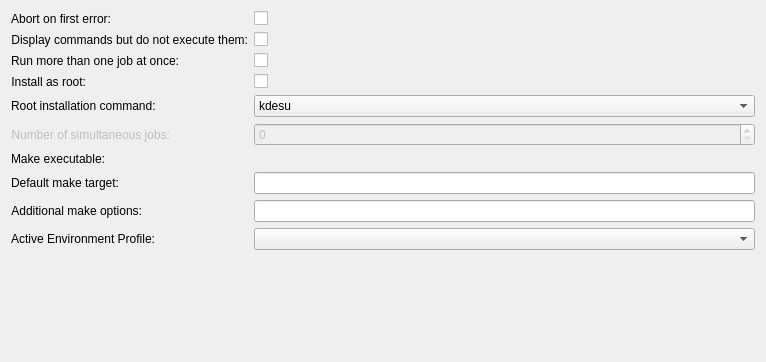
KDE/kdevelop, file projectbuilders/makebuilder/makeconfig.ui: the form before one commit.
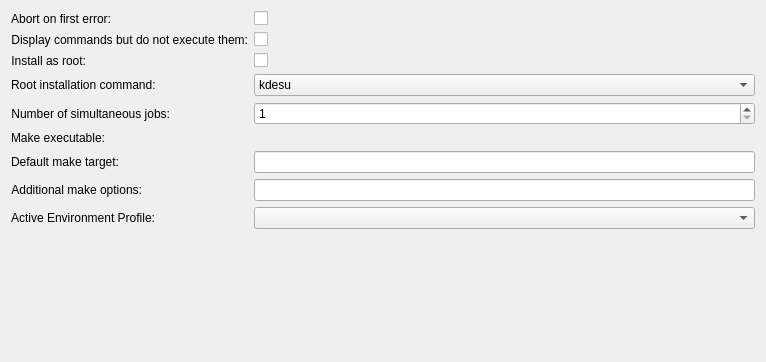
The form after the commit. Custom widgets are drawn as their Qt base class.

Commit message: Let the user decide how many processes have to be run at the same time with the spinbox. There's no reason for having a checkbox when we can have the spinbox on 1 for the same semantic.

Patch:
```diff
--- a/projectbuilders/makebuilder/makeconfig.ui
+++ b/projectbuilders/makebuilder/makeconfig.ui
@@ -49,23 +49,6 @@
     </widget>
    </item>
    <item row="2" column="0">
-    <widget class="QLabel" name="label_3">
-     <property name="text">
-      <string>Run more than one job at once:</string>
-     </property>
-     <property name="alignment">
-      <set>Qt::AlignRight|Qt::AlignTrailing|Qt::AlignVCenter</set>
-     </property>
-    </widget>
-   </item>
-   <item row="2" column="1">
-    <widget class="QCheckBox" name="kcfg_runMoreThanOneJob">
-     <property name="text">
-      <string/>
-     </property>
-    </widget>
-   </item>
-   <item row="3" column="0">
     <widget class="QLabel" name="label_31">
      <property name="text">
       <string>Install as root:</string>
@@ -75,18 +58,36 @@
      </property>
     </widget>
    </item>
-   <item row="3" column="1">
+   <item row="2" column="1">
     <widget class="QCheckBox" name="kcfg_installAsRoot">
      <property name="text">
       <string/>
      </property>
     </widget>
    </item>
-   <item row="5" column="0">
+   <item row="3" column="0">
+    <widget class="QLabel" name="rootinstallationcommandLabel">
+     <property name="text">
+      <string>Root installation command:</string>
+     </property>
+    </widget>
+   </item>
+   <item row="3" column="1">
+    <widget class="KComboBox" name="kcfg_suCommand">
+     <item>
+      <property name="text">
+       <string>kdesu</string>
+      </property>
+     </item>
+     <item>
+      <property name="text">
+       <string>kdesudo</string>
+      </property>
+     </item>
+    </widget>
+   </item>
+   <item row="4" column="0">
     <widget class="QLabel" name="label">
-     <property name="enabled">
-      <bool>false</bool>
-     </property>
      <property name="text">
       <string>Number of simultaneous jobs:</string>
      </property>
@@ -95,14 +96,14 @@
      </property>
     </widget>
    </item>
-   <item row="5" column="1">
+   <item row="4" column="1">
     <widget class="QSpinBox" name="kcfg_numberOfJobs">
-     <property name="enabled">
-      <bool>false</bool>
+     <property name="minimum">
+      <number>1</number>
      </property>
     </widget>
    </item>
-   <item row="6" column="0">
+   <item row="5" column="0">
     <widget class="QLabel" name="label_4">
      <property name="text">
       <string>Make executable:</string>
@@ -112,7 +113,7 @@
      </property>
     </widget>
    </item>
-   <item row="6" column="1">
+   <item row="5" column="1">
     <widget class="KUrlRequester" name="makeBinary">
      <property name="sizePolicy">
       <sizepolicy hsizetype="Preferred" vsizetype="Fixed">
@@ -122,7 +123,7 @@
      </property>
     </widget>
    </item>
-   <item row="7" column="0">
+   <item row="6" column="0">
     <widget class="QLabel" name="label_6">
      <property name="text">
       <string>Default make target:</string>
@@ -132,14 +133,14 @@
      </property>
     </widget>
    </item>
-   <item row="7" column="1">
+   <item row="6" column="1">
     <widget class="KLineEdit" name="kcfg_defaultTarget">
      <property name="showClearButton" stdset="0">
       <bool>true</bool>
      </property>
     </widget>
    </item>
-   <item row="8" column="0">
+   <item row="7" column="0">
     <widget class="QLabel" name="label_5">
      <property name="text">
       <string>Additional make options:</string>
@@ -149,14 +150,14 @@
      </property>
     </widget>
    </item>
-   <item row="8" column="1">
+   <item row="7" column="1">
     <widget class="KLineEdit" name="kcfg_additionalOptions">
      <property name="showClearButton" stdset="0">
       <bool>true</bool>
      </property>
     </widget>
    </item>
-   <item row="9" column="0">
+   <item row="8" column="0">
     <widget class="QLabel" name="label_2">
      <property name="text">
       <string>Active Environment Profile:</string>
@@ -166,7 +167,7 @@
      </property>
     </widget>
    </item>
-   <item row="9" column="1">
+   <item row="8" column="1">
     <widget class="KDevelop::EnvironmentSelectionWidget" name="kcfg_environmentProfile">
      <property name="sizePolicy">
       <sizepolicy hsizetype="Expanding" vsizetype="Fixed">
@@ -185,45 +186,24 @@
      </property>
     </widget>
    </item>
-   <item row="4" column="0">
-    <widget class="QLabel" name="rootinstallationcommandLabel">
-     <property name="text">
-      <string>Root installation command:</string>
-     </property>
-    </widget>
-   </item>
-   <item row="4" column="1">
-    <widget class="KComboBox" name="kcfg_suCommand">
-     <item>
-      <property name="text">
-       <string>kdesu</string>
-      </property>
-     </item>
-     <item>
-      <property name="text">
-       <string>kdesudo</string>
-      </property>
-     </item>
-    </widget>
-   </item>
   </layout>
  </widget>
  <customwidgets>
-  <customwidget>
-   <class>KComboBox</class>
-   <extends>QComboBox</extends>
-   <header>kcombobox.h</header>
-  </customwidget>
-  <customwidget>
-   <class>KLineEdit</class>
-   <extends>QLineEdit</extends>
-   <header>klineedit.h</header>
-  </customwidget>
   <customwidget>
    <class>KUrlRequester</class>
    <extends>QFrame</extends>
    <header>kurlrequester.h</header>
   </customwidget>
+  <customwidget>
+   <class>KLineEdit</class>
+   <extends>QLineEdit</extends>
+   <header>klineedit.h</header>
+  </customwidget>
+  <customwidget>
+   <class>KComboBox</class>
+   <extends>QComboBox</extends>
+   <header>kcombobox.h</header>
+  </customwidget>
   <customwidget>
    <class>KDevelop::EnvironmentSelectionWidget</class>
    <extends>KComboBox</extends>
```
Left out of the diff: 32 changed lines with no effect on the pictures. The commit also changes 2 other files.
